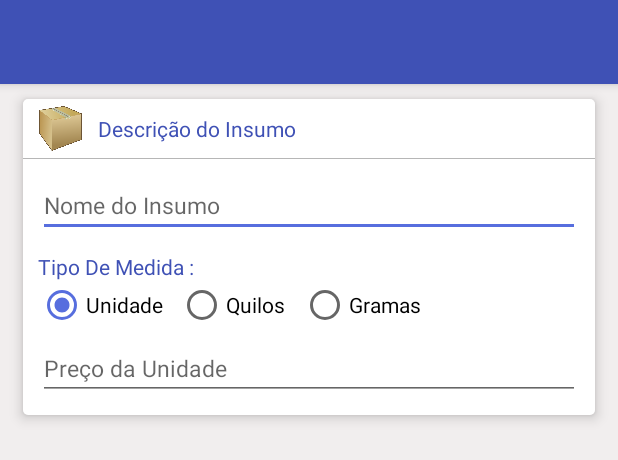
After one commit to CharlleDaniel/SimpleERP, an Android app: the layout layout_edit_insumo.xml on its own in the app's theme, with its tools: preview values and no code run, on a phone screen of 412 x 824 dp. The commit adds this screen. Shown: the top 460 px of the screen. Run offline under Robolectric (Android 15) with nearby library versions, the phone set to English and light mode, and no system bars.

Commit message:
Criação das funcionalidades Editar Insumo,Gerar Planilhas e excluir produçoes.

```diff
--- a/app/src/main/res/layout/adapter_planilhas.xml
+++ b/app/src/main/res/layout/adapter_planilhas.xml
@@ -16,7 +16,7 @@
             android:textColor="@color/textPrimary"
             android:id="@+id/textViewNomeArq"
             android:layout_gravity="center_horizontal"
-            android:textSize="20dp"
+            android:textSize="16dp"
             android:singleLine="true"
             android:layout_alignTop="@+id/imageView5"
             android:layout_toRightOf="@+id/imageView5"
--- a/app/src/main/res/layout/adapter_produto_producao.xml
+++ b/app/src/main/res/layout/adapter_produto_producao.xml
@@ -79,7 +79,7 @@
             android:layout_alignParentLeft="true"
             android:layout_alignParentStart="true"
             android:layout_marginLeft="150dp"
-            android:src="@drawable/cifrao" />
+            android:src="@drawable/cifrao_red" />
 
         <TextView
             android:layout_width="wrap_content"
--- /dev/null
+++ b/app/src/main/res/layout/layout_edit_insumo.xml
@@ -0,0 +1,188 @@
+<?xml version="1.0" encoding="utf-8"?>
+<RelativeLayout xmlns:android="http://schemas.android.com/apk/res/android"
+    xmlns:app="http://schemas.android.com/apk/res-auto"
+    android:layout_width="match_parent"
+    android:layout_height="match_parent"
+    android:background="#f1eeee">
+    <android.support.design.widget.AppBarLayout android:layout_height="wrap_content"
+        android:layout_width="match_parent"
+        android:elevation="5dp"
+        android:theme="@style/AppTheme.AppBarOverlay"
+        android:id="@+id/view4">
+
+        <android.support.v7.widget.Toolbar
+            android:id="@+id/bar"
+            android:layout_height="?attr/actionBarSize"
+            android:layout_width="match_parent"
+            android:minHeight="?attr/actionBarSize"
+            android:layout_alignParentLeft="true"
+            android:background="?attr/colorPrimary"
+            app:popupTheme="@style/AppTheme.PopupOverlay" />
+    </android.support.design.widget.AppBarLayout>
+
+    <RelativeLayout
+        android:layout_width="match_parent"
+        android:layout_height="match_parent"
+        android:layout_below="@+id/view4">
+
+        <RelativeLayout
+            android:layout_width="match_parent"
+            android:layout_height="wrap_content"
+            android:layout_marginTop="10dp"
+            android:elevation="5dp"
+            android:background="@drawable/toolbar_rounded_corners"
+            android:id="@+id/rl_2"
+
+            android:layout_alignParentLeft="true"
+            android:layout_alignParentStart="true"
+            android:layout_marginLeft="15dp"
+            android:layout_marginRight="15dp"
+            android:layout_marginBottom="10dp">
+
+            <RelativeLayout
+                android:layout_width="match_parent"
+                android:layout_height="40dp"
+                android:id="@+id/rl_title5">
+
+                <TextView
+                    android:layout_width="wrap_content"
+                    android:layout_height="wrap_content"
+                    android:textAppearance="?android:attr/textAppearanceLarge"
+                    android:text="Descrição do Insumo"
+                    android:id="@+id/textView9"
+                    android:textSize="14dp"
+                    android:textColor="@color/colorPrimary"
+                    android:layout_marginLeft="10dp"
+                    android:layout_centerVertical="true"
+                    android:layout_toRightOf="@+id/imageView12"
+                    android:layout_toEndOf="@+id/imageView12"
+                    android:layout_marginStart="31dp" />
+
+                <View
+                    android:layout_width="match_parent"
+                    android:layout_height="0.5dp"
+                    android:id="@+id/view2"
+                    android:background="@color/colorDivider"
+                    android:layout_alignParentBottom="true"
+                    android:layout_alignParentLeft="true"
+                    android:layout_alignParentStart="true" />
+
+                <ImageView
+                    android:layout_width="30dp"
+                    android:layout_height="30dp"
+                    android:id="@+id/imageView12"
+                    android:src="@drawable/pacote"
+                    android:layout_centerVertical="true"
+                    android:layout_alignParentLeft="true"
+                    android:layout_alignParentStart="true"
+                    android:layout_marginLeft="10dp" />
+            </RelativeLayout>
+
+            <EditText
+                android:layout_width="match_parent"
+                android:layout_height="wrap_content"
+                android:id="@+id/editTextNome"
+                android:hint="Nome do Insumo"
+                android:textColor="#000000"
+                android:layout_below="@+id/rl_title5"
+                android:layout_alignParentLeft="true"
+                android:layout_alignParentStart="true"
+                android:layout_marginLeft="10dp"
+                android:layout_marginRight="10dp"
+                android:layout_marginBottom="10dp"
+                android:singleLine="true"
+                android:layout_marginTop="10dp"
+                android:textSize="15dp" />
+
+            <RadioButton
+                android:layout_width="wrap_content"
+                android:layout_height="wrap_content"
+                android:text="Quilos"
+                android:id="@+id/radioButtonQuilo"
+                android:checked="false"
+                android:elevation="5dp"
+                android:layout_alignTop="@+id/radioButtonUnidade"
+                android:layout_toRightOf="@+id/radioButtonUnidade"
+                android:layout_toEndOf="@+id/radioButtonUnidade"
+                android:layout_marginLeft="10dp"
+                android:layout_marginRight="5dp" />
+
+            <RadioButton
+                android:layout_width="wrap_content"
+                android:layout_height="wrap_content"
+                android:id="@+id/radioButtonGrama"
+                android:checked="false"
+                android:elevation="5dp"
+                android:text="Gramas"
+                android:layout_below="@+id/textView5"
+                android:layout_toRightOf="@+id/radioButtonQuilo"
+                android:layout_toEndOf="@+id/radioButtonQuilo"
+                android:layout_marginRight="10dp"
+                android:layout_marginLeft="5dp" />
+
+            <RadioButton
+                android:layout_width="wrap_content"
+                android:layout_height="wrap_content"
+                android:id="@+id/radioButtonUnidade"
+                android:checked="true"
+                android:elevation="5dp"
+                android:text="Unidade"
+                android:layout_below="@+id/textView5"
+                android:layout_alignLeft="@+id/textView5"
+                android:layout_alignStart="@+id/textView5" />
+
+            <TextView
+                android:layout_width="wrap_content"
+                android:layout_height="wrap_content"
+                android:textAppearance="?android:attr/textAppearanceLarge"
+                android:text="Tipo De Medida :"
+                android:id="@+id/textView5"
+                android:textColor="@color/colorPrimary"
+                android:textSize="14dp"
+                android:layout_below="@+id/editTextNome"
+                android:layout_alignLeft="@+id/editTextNome"
+                android:layout_alignStart="@+id/editTextNome" />
+
+            <EditText
+                android:layout_width="match_parent"
+                android:layout_height="wrap_content"
+                android:id="@+id/editTextPreco"
+                android:hint="Preço da Unidade"
+                android:textColor="#000000"
+                android:singleLine="true"
+                android:textSize="15dp"
+                android:inputType="number|numberDecimal"
+                android:clickable="false"
+                android:layout_below="@+id/editTextQtd"
+                android:layout_alignParentRight="true"
+                android:layout_alignParentEnd="true"
+                android:layout_marginLeft="10dp"
+                android:layout_marginRight="10dp"
+                android:layout_marginTop="5dp"
+                android:layout_marginBottom="10dp" />
+
+            <EditText
+                android:layout_width="match_parent"
+                android:layout_height="wrap_content"
+                android:id="@+id/editTextQtd"
+                android:hint="Quantidade de Gramas"
+                android:textColor="#000000"
+                android:singleLine="true"
+                android:textSize="15dp"
+                android:inputType="number"
+                android:visibility="gone"
+                android:maxLength="3"
+                android:layout_below="@+id/radioButtonQuilo"
+                android:layout_alignParentLeft="true"
+                android:layout_alignParentStart="true"
+                android:layout_marginLeft="10dp"
+                android:layout_marginRight="10dp"
+                android:layout_marginBottom="10dp" />
+
+
+        </RelativeLayout>
+
+
+    </RelativeLayout>
+
+</RelativeLayout>
```
Also changed, not shown: app/src/main/AndroidManifest.xml (+8 -0 lines), app/src/main/java/com/simpleerp/Control/SimpleBilling.java (added, +52 -0 lines), app/src/main/java/com/simpleerp/Control/SimpleControl.java (+7 -0 lines), app/src/main/java/com/simpleerp/classesSecundarias/EditaInsumo.java (added, +271 -0 lines), app/src/main/java/com/simpleerp/fragments/FragInsumo.java (+13 -1 lines), app/src/main/java/com/simpleerp/fragments/FragProducao.java (+55 -7 lines), 1 other file.
